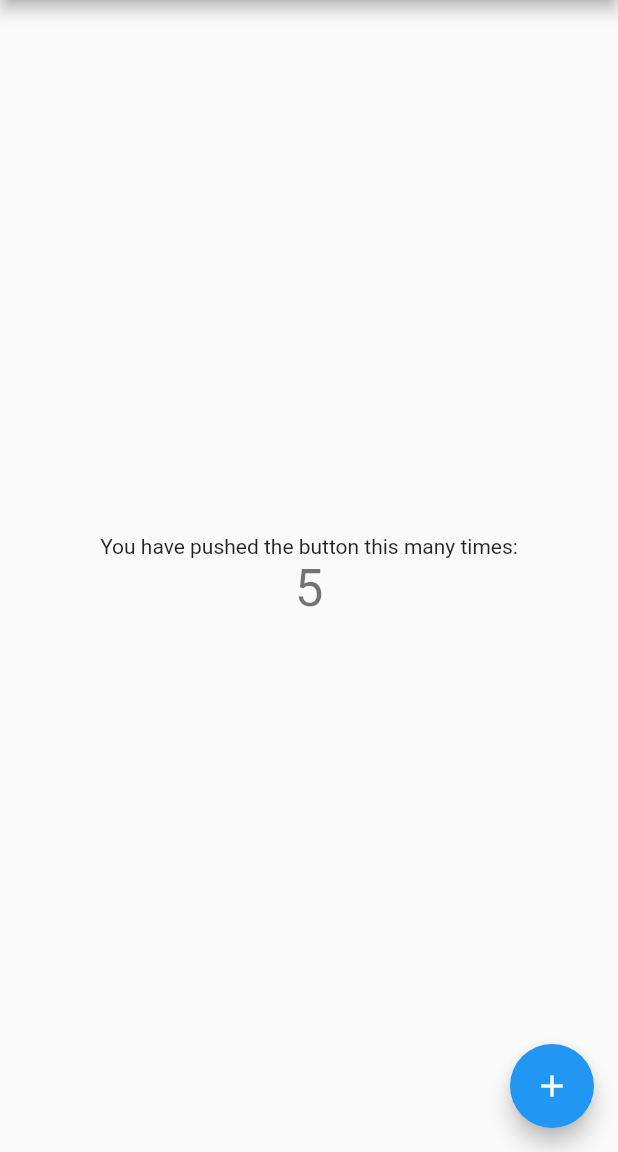
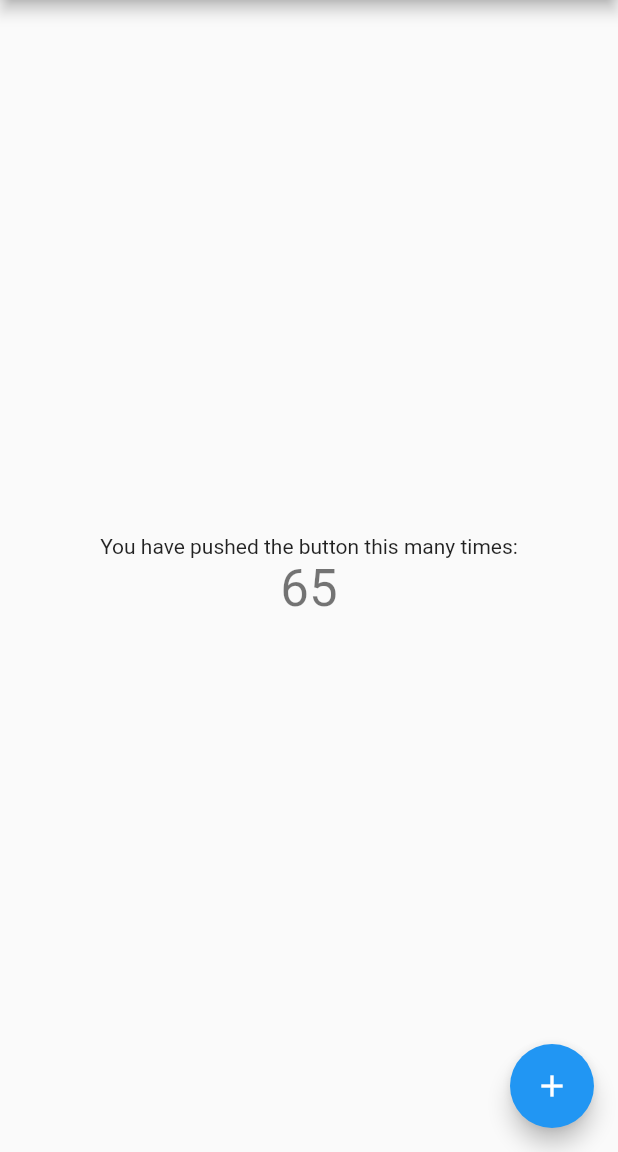
Before and after one commit to mimers/flutter-loop-runner, a Flutter app: the screen it shows after launch, on a phone screen of 412 x 824 dp, the part 84-1236 px from its top. Run offline on Flutter 3.47's test engine with Material 2 defaults, Android fonts, the phone set to English and light mode, and no system bars.

```diff
--- a/lib/main.dart
+++ b/lib/main.dart
@@ -47,14 +47,19 @@ class MyHomePage extends StatefulWidget {
 class _MyHomePageState extends State<MyHomePage> {
   int _counter = 0;
 
+  Timer t;
+
+  @override
+  void dispose() {
+    super.dispose();
+    t.cancel();
+  }
+
   @override
   void initState() {
     super.initState();
-    Timer(Duration(milliseconds: 100), _incrementCounter);
-    Timer(Duration(milliseconds: 200), _incrementCounter);
-    Timer(Duration(milliseconds: 300), _incrementCounter);
-    Timer(Duration(milliseconds: 400), _incrementCounter);
-    Timer(Duration(milliseconds: 500), _incrementCounter);
+    t = Timer.periodic(
+        Duration(milliseconds: 120), (Timer t) => _incrementCounter());
   }
 
   void _incrementCounter() {
```
Also changed, not shown: 1 other file.
